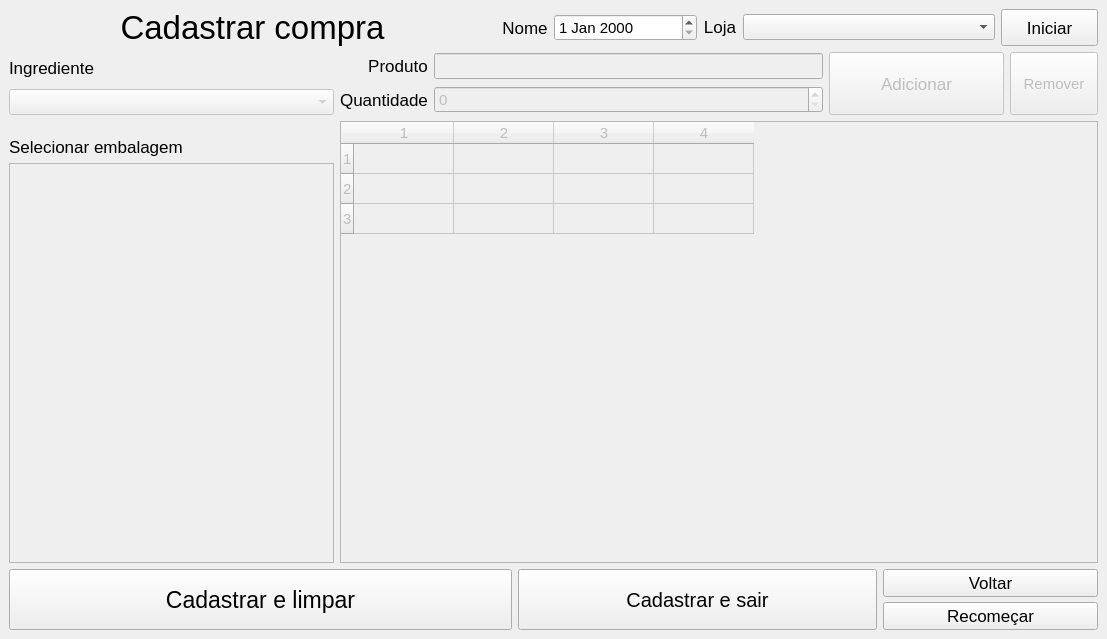
Before: the Qt Designer form tela_cadastro_compra.ui in lucasHashi/PyQt5-gerenciador-de-vendas-de-comidas, drawn with Qt 5.
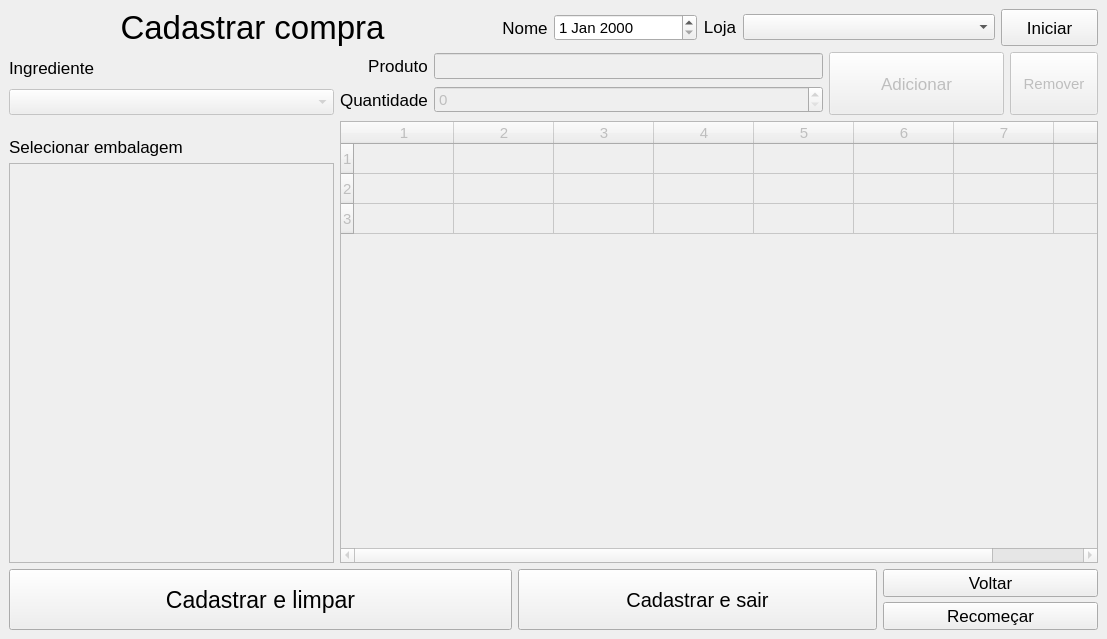
After: the same form once the commit is applied.

Commit message:
Cadastrar compra feita.
Cadastro de compra em uma loja pronta.

Diff of the .ui file:
```diff
--- a/tela_cadastro_compra.ui
+++ b/tela_cadastro_compra.ui
@@ -351,7 +351,7 @@
            <number>3</number>
           </property>
           <property name="columnCount">
-           <number>4</number>
+           <number>8</number>
           </property>
           <row/>
           <row/>
@@ -360,6 +360,10 @@
           <column/>
           <column/>
           <column/>
+          <column/>
+          <column/>
+          <column/>
+          <column/>
          </widget>
         </item>
        </layout>
```
The commit also changes 8 other files.
